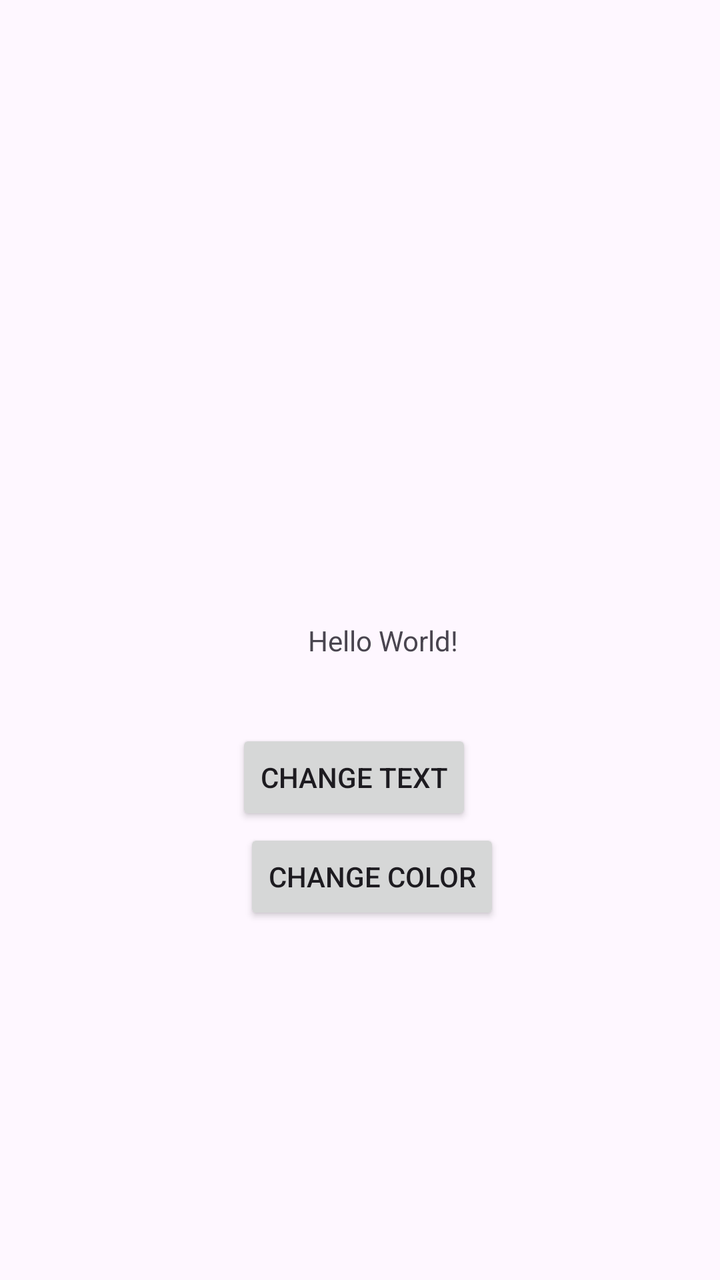
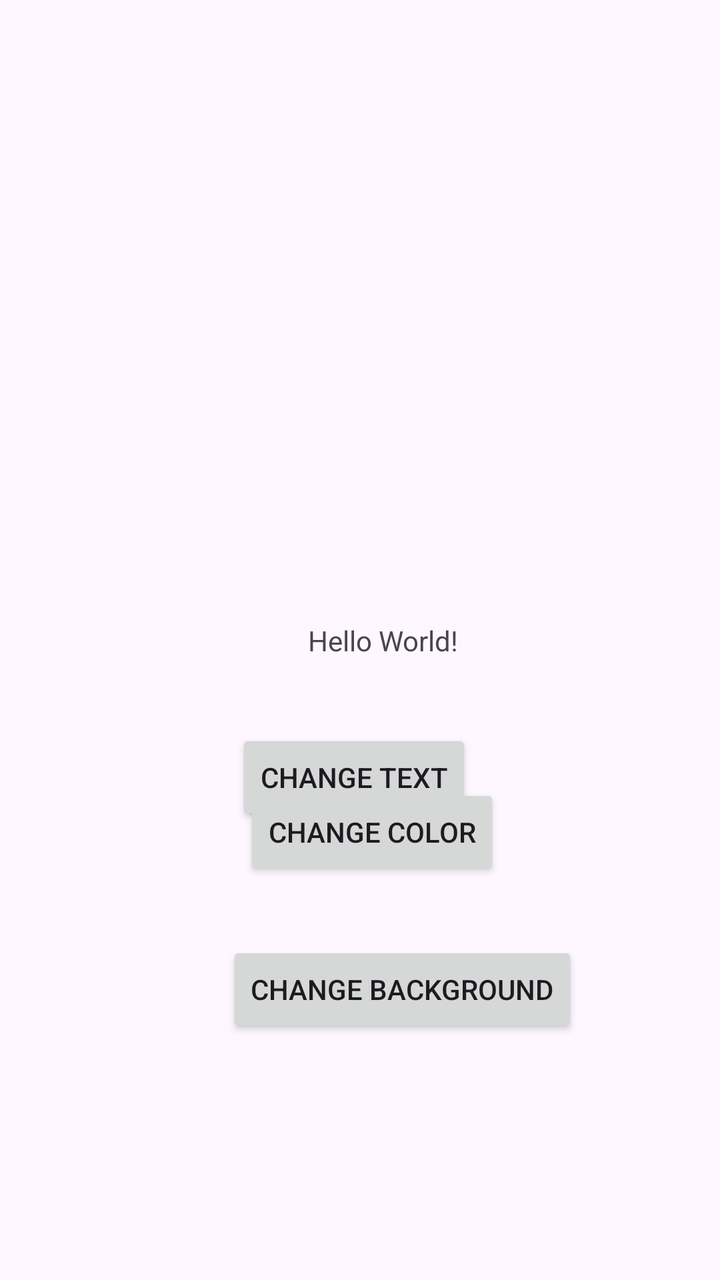

Screens rendered from an Android XML layout before and after an edit, with the pre-edit source and the edit as a unified diff.
<!-- AndroidManifest.xml: application theme Theme.HelloWorldApp -->
<!-- res/layout/activity_main.xml -->
<?xml version="1.0" encoding="utf-8"?>
<androidx.constraintlayout.widget.ConstraintLayout xmlns:android="http://schemas.android.com/apk/res/android"
    xmlns:app="http://schemas.android.com/apk/res-auto"
    xmlns:tools="http://schemas.android.com/tools"
    android:id="@+id/main"
    android:layout_width="match_parent"
    android:layout_height="match_parent"
    tools:context=".MainActivity">

    <TextView
        android:id="@+id/textViewMessage"
        android:layout_width="wrap_content"
        android:layout_height="wrap_content"
        android:text="Hello World!"
        app:layout_constraintBottom_toBottomOf="parent"
        app:layout_constraintEnd_toEndOf="parent"
        app:layout_constraintHorizontal_bias="0.541"
        app:layout_constraintStart_toStartOf="parent"
        app:layout_constraintTop_toTopOf="parent" />

    <Button
        android:id="@+id/buttonChangeText"
        android:layout_width="wrap_content"
        android:layout_height="wrap_content"
        android:layout_marginStart="159dp"
        android:layout_marginTop="35dp"
        android:layout_marginEnd="124dp"
        android:layout_marginBottom="50dp"
        android:text="Change Text"
        app:layout_constraintBottom_toBottomOf="parent"
        app:layout_constraintEnd_toEndOf="parent"
        app:layout_constraintHorizontal_bias="1.0"
        app:layout_constraintStart_toStartOf="parent"
        app:layout_constraintTop_toBottomOf="@+id/textViewMessage"
        app:layout_constraintVertical_bias="0.0" />

    <Button
        android:id="@+id/buttonChangeColor"
        android:layout_width="wrap_content"
        android:layout_height="wrap_content"
        android:layout_marginStart="4dp"
        android:layout_marginTop="24dp"
        android:layout_marginEnd="114dp"
        android:layout_marginBottom="200dp"
        android:text="Change Color"
        app:layout_constraintBottom_toBottomOf="parent"
        app:layout_constraintEnd_toEndOf="parent"
        app:layout_constraintHorizontal_bias="0.0"
        app:layout_constraintStart_toStartOf="@+id/buttonChangeText"
        app:layout_constraintTop_toBottomOf="@+id/buttonChangeText" />

</androidx.constraintlayout.widget.ConstraintLayout>
<!-- resources referenced by this layout -->
<resources>
  <style name="Theme.HelloWorldApp" parent="Base.Theme.HelloWorldApp" />
  <style name="Base.Theme.HelloWorldApp" parent="Theme.Material3.DayNight.NoActionBar">
          
          
      </style>
</resources>

<!-- the commit's change to res/layout/activity_main.xml (unified diff, before → after) -->
@@ -47,6 +47,21 @@
         app:layout_constraintEnd_toEndOf="parent"
         app:layout_constraintHorizontal_bias="0.0"
         app:layout_constraintStart_toStartOf="@+id/buttonChangeText"
-        app:layout_constraintTop_toBottomOf="@+id/buttonChangeText" />
+        app:layout_constraintTop_toBottomOf="@+id/buttonChangeText"
+        app:layout_constraintVertical_bias="1.0" />
+
+    <Button
+        android:id="@+id/buttonChangeBackground"
+        android:layout_width="wrap_content"
+        android:layout_height="wrap_content"
+        android:layout_marginStart="138dp"
+        android:layout_marginTop="30dp"
+        android:layout_marginEnd="96dp"
+        android:layout_marginBottom="121dp"
+        android:text="Change Background"
+        app:layout_constraintBottom_toBottomOf="parent"
+        app:layout_constraintEnd_toEndOf="parent"
+        app:layout_constraintStart_toStartOf="parent"
+        app:layout_constraintTop_toBottomOf="@+id/buttonChangeColor" />
 
 </androidx.constraintlayout.widget.ConstraintLayout>
